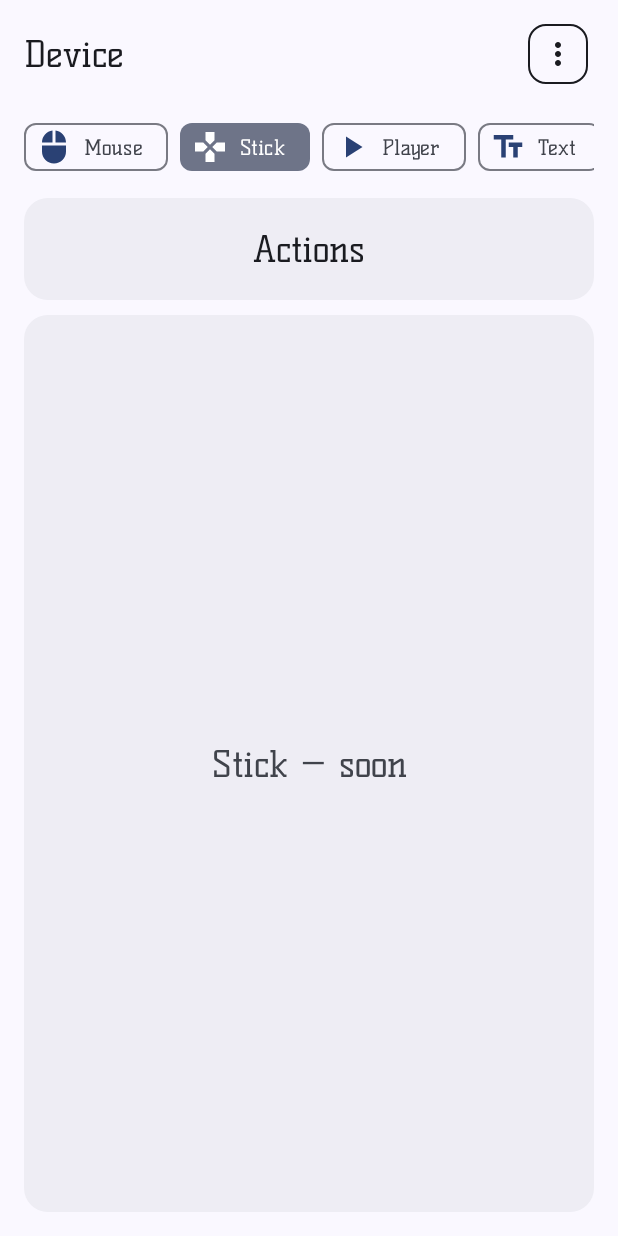
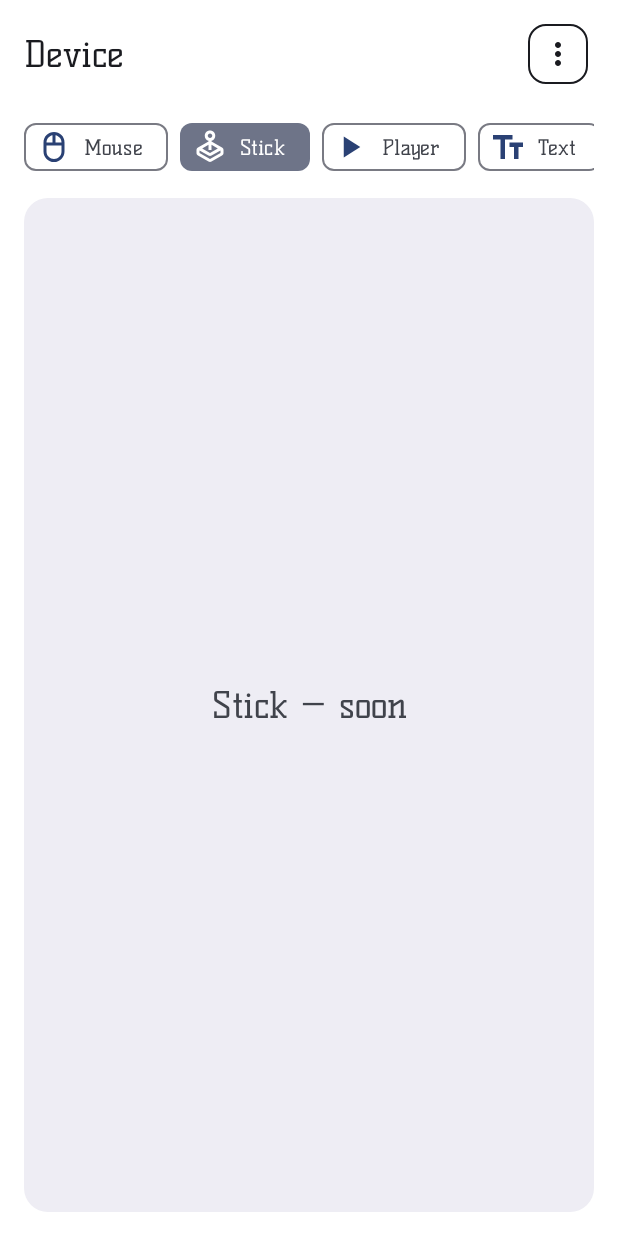
Before and after one commit to H1lp0p/RemoteMouse-android, an Android app built with Jetpack Compose: the ControlScreen screen opened through its navigation route, after a tap on "Stick", on a phone screen of 412 x 824 dp. Run offline under Robolectric (Android 15) with nearby library versions, the phone set to English and light mode, and no system bars; our stand-ins replace Dagger/Hilt's generated code, Room's generated code; libraries missing offline, so code that uses them is left out: com.jakewharton.retrofit2.

Commit message:
обновил экран тачпада

```diff
--- a/app/src/main/java/com/stuf/remotemouse/ui/control/ControlScreen.kt
+++ b/app/src/main/java/com/stuf/remotemouse/ui/control/ControlScreen.kt
@@ -12,27 +12,23 @@ import androidx.compose.foundation.layout.padding
 import androidx.compose.foundation.rememberScrollState
 import androidx.compose.foundation.shape.RoundedCornerShape
 import androidx.compose.material.icons.Icons
-import androidx.compose.material.icons.filled.Gamepad
 import androidx.compose.material.icons.filled.MoreVert
-import androidx.compose.material.icons.filled.Mouse
-import androidx.compose.material.icons.filled.PlayArrow
-import androidx.compose.material.icons.filled.TextFields
 import androidx.compose.material3.DropdownMenu
 import androidx.compose.material3.DropdownMenuItem
 import androidx.compose.material3.FilterChip
 import androidx.compose.material3.FilterChipDefaults
 import androidx.compose.material3.Icon
-import androidx.compose.material3.IconButton
 import androidx.compose.material3.IconButtonDefaults
 import androidx.compose.material3.MaterialTheme
 import androidx.compose.material3.OutlinedIconButton
+import androidx.compose.material3.Scaffold
 import androidx.compose.material3.Surface
 import androidx.compose.material3.Text
 import androidx.compose.runtime.Composable
 import androidx.compose.runtime.getValue
 import androidx.compose.ui.Alignment
 import androidx.compose.ui.Modifier
-import androidx.compose.ui.graphics.vector.ImageVector
+import androidx.compose.ui.res.painterResource
 import androidx.compose.ui.res.stringResource
 import androidx.compose.ui.unit.dp
 import androidx.hilt.navigation.compose.hiltViewModel
@@ -50,9 +46,13 @@ fun ControlScreen(
     val ui by viewModel.ui.collectAsStateWithLifecycle()
     val actions by viewModel.actions.collectAsStateWithLifecycle()
 
+    Scaffold(
+        containerColor = MaterialTheme.colorScheme.surfaceContainerLowest,
+    ) { padding ->
         Column(
             modifier = Modifier
                 .fillMaxSize()
+                .padding(padding)
                 .padding(horizontal = 16.dp)
                 .padding(top = 8.dp, bottom = 16.dp),
             verticalArrangement = Arrangement.spacedBy(10.dp),
@@ -79,7 +79,10 @@ fun ControlScreen(
                             contentColor = MaterialTheme.colorScheme.onSurface,
                         ),
                     ) {
-                    Icon(Icons.Default.MoreVert, contentDescription = stringResource(R.string.device_menu))
+                        Icon(
+                            Icons.Default.MoreVert,
+                            contentDescription = stringResource(R.string.device_menu),
+                        )
                     }
                     DropdownMenu(
                         expanded = ui.showDeviceMenu,
@@ -122,23 +125,6 @@ fun ControlScreen(
                 onSelect = viewModel::selectMode,
             )
 
-        Surface(
-            onClick = { viewModel.setActionsSheetVisible(true) },
-            modifier = Modifier
-                .fillMaxWidth()
-                .height(68.dp),
-            shape = RoundedCornerShape(16.dp),
-            color = MaterialTheme.colorScheme.surfaceContainer,
-        ) {
-            Box(contentAlignment = Alignment.Center) {
-                Text(
-                    text = stringResource(R.string.actions),
-                    style = MaterialTheme.typography.headlineSmall,
-                    color = MaterialTheme.colorScheme.onSurface,
-                )
-            }
-        }
-
             Box(
                 modifier = Modifier
                     .fillMaxWidth()
@@ -154,11 +140,13 @@ fun ControlScreen(
                         onScroll = viewModel::onScroll,
                         onLeftClick = viewModel::leftClick,
                         onRightClick = viewModel::rightClick,
+                        onOpenActions = { viewModel.setActionsSheetVisible(true) },
                         modifier = Modifier.fillMaxSize(),
                     )
                     ControlMode.Stick,
                     ControlMode.Player,
                     ControlMode.Text -> ControlModePlaceholder(mode = ui.mode)
+                }
             }
         }
     }
@@ -197,7 +185,7 @@ private fun ControlModeChips(
                 label = { Text(mode.label()) },
                 leadingIcon = {
                     Icon(
-                        imageVector = mode.icon(),
+                        painter = painterResource(mode.iconRes()),
                         contentDescription = null,
                     )
                 },
@@ -236,9 +224,9 @@ private fun ControlMode.label(): String = when (this) {
     ControlMode.Text -> stringResource(R.string.control_mode_text)
 }
 
-private fun ControlMode.icon(): ImageVector = when (this) {
-    ControlMode.Mouse -> Icons.Default.Mouse
-    ControlMode.Stick -> Icons.Default.Gamepad
-    ControlMode.Player -> Icons.Default.PlayArrow
-    ControlMode.Text -> Icons.Default.TextFields
+private fun ControlMode.iconRes(): Int = when (this) {
+    ControlMode.Mouse -> R.drawable.ic_control_mouse
+    ControlMode.Stick -> R.drawable.ic_control_stick
+    ControlMode.Player -> R.drawable.ic_control_player
+    ControlMode.Text -> R.drawable.ic_control_text
 }
--- a/app/src/main/java/com/stuf/remotemouse/ui/control/mouse/MouseControlPanel.kt
+++ b/app/src/main/java/com/stuf/remotemouse/ui/control/mouse/MouseControlPanel.kt
@@ -9,7 +9,6 @@ import androidx.compose.foundation.layout.Row
 import androidx.compose.foundation.layout.fillMaxSize
 import androidx.compose.foundation.layout.fillMaxWidth
 import androidx.compose.foundation.layout.height
-import androidx.compose.foundation.layout.padding
 import androidx.compose.foundation.shape.RoundedCornerShape
 import androidx.compose.material3.MaterialTheme
 import androidx.compose.material3.Surface
@@ -34,6 +33,7 @@ fun MouseControlPanel(
     onScroll: (Float) -> Unit,
     onLeftClick: () -> Unit,
     onRightClick: () -> Unit,
+    onOpenActions: () -> Unit,
     modifier: Modifier = Modifier,
 ) {
     val haptic = LocalHapticFeedback.current
@@ -42,6 +42,23 @@ fun MouseControlPanel(
         modifier = modifier.fillMaxSize(),
         verticalArrangement = Arrangement.spacedBy(10.dp),
     ) {
+        Surface(
+            onClick = onOpenActions,
+            modifier = Modifier
+                .fillMaxWidth()
+                .height(68.dp),
+            shape = RoundedCornerShape(16.dp),
+            color = MaterialTheme.colorScheme.surfaceContainer,
+        ) {
+            Box(contentAlignment = Alignment.Center) {
+                Text(
+                    text = stringResource(R.string.actions),
+                    style = MaterialTheme.typography.headlineSmall,
+                    color = MaterialTheme.colorScheme.onSurface,
+                )
+            }
+        }
+
         Surface(
             modifier = Modifier
                 .fillMaxWidth()
--- /dev/null
+++ b/app/src/main/res/drawable/ic_control_mouse.xml
@@ -0,0 +1,10 @@
+<?xml version="1.0" encoding="utf-8"?>
+<vector xmlns:android="http://schemas.android.com/apk/res/android"
+    android:width="24dp"
+    android:height="24dp"
+    android:viewportWidth="24"
+    android:viewportHeight="24">
+    <path
+        android:fillColor="#FFFFFFFF"
+        android:pathData="M12,22C10.0667,22 8.41667,21.3167 7.05,19.95C5.68333,18.5833 5,16.9333 5,15V9C5,7.06667 5.68333,5.41667 7.05,4.05C8.41667,2.68333 10.0667,2 12,2C13.9333,2 15.5833,2.68333 16.95,4.05C18.3167,5.41667 19,7.06667 19,9V15C19,16.9333 18.3167,18.5833 16.95,19.95C15.5833,21.3167 13.9333,22 12,22ZM13,9H17C17,7.8 16.6208,6.74167 15.8625,5.825C15.1042,4.90833 14.15,4.33333 13,4.1V9ZM7,9H11V4.1C9.85,4.33333 8.89583,4.90833 8.1375,5.825C7.37917,6.74167 7,7.8 7,9ZM12,20C13.3833,20 14.5625,19.5125 15.5375,18.5375C16.5125,17.5625 17,16.3833 17,15V11H7V15C7,16.3833 7.4875,17.5625 8.4625,18.5375C9.4375,19.5125 10.6167,20 12,20Z" />
+</vector>
--- /dev/null
+++ b/app/src/main/res/drawable/ic_control_player.xml
@@ -0,0 +1,15 @@
+<?xml version="1.0" encoding="utf-8"?>
+<vector xmlns:android="http://schemas.android.com/apk/res/android"
+    android:width="24dp"
+    android:height="24dp"
+    android:viewportWidth="24"
+    android:viewportHeight="24">
+    <!-- Figma play icon (11x14) centered in 24x24 -->
+    <group
+        android:translateX="6.5"
+        android:translateY="5">
+        <path
+            android:fillColor="#FFFFFFFF"
+            android:pathData="M0,14V0L11,7L0,14Z" />
+    </group>
+</vector>
--- /dev/null
+++ b/app/src/main/res/drawable/ic_control_stick.xml
@@ -0,0 +1,10 @@
+<?xml version="1.0" encoding="utf-8"?>
+<vector xmlns:android="http://schemas.android.com/apk/res/android"
+    android:width="24dp"
+    android:height="24dp"
+    android:viewportWidth="24"
+    android:viewportHeight="24">
+    <path
+        android:fillColor="#FFFFFFFF"
+        android:pathData="M6.8,13L12,16L17.2,13L13,10.575V14H11V10.575L6.8,13ZM11,8.275V7.85C10.2667,7.63333 9.66667,7.22083 9.2,6.6125C8.73333,6.00417 8.5,5.3 8.5,4.5C8.5,3.53333 8.84167,2.70833 9.525,2.025C10.2083,1.34167 11.0333,1 12,1C12.9667,1 13.7917,1.34167 14.475,2.025C15.1583,2.70833 15.5,3.53333 15.5,4.5C15.5,5.3 15.2667,6.00417 14.8,6.6125C14.3333,7.22083 13.7333,7.63333 13,7.85V8.275L20,12.3C20.3167,12.4833 20.5625,12.7292 20.7375,13.0375C20.9125,13.3458 21,13.6833 21,14.05V15.95C21,16.3167 20.9125,16.6542 20.7375,16.9625C20.5625,17.2708 20.3167,17.5167 20,17.7L13,21.725C12.6833,21.9083 12.35,22 12,22C11.65,22 11.3167,21.9083 11,21.725L4,17.7C3.68333,17.5167 3.4375,17.2708 3.2625,16.9625C3.0875,16.6542 3,16.3167 3,15.95V14.05C3,13.6833 3.0875,13.3458 3.2625,13.0375C3.4375,12.7292 3.68333,12.4833 4,12.3L11,8.275ZM11,17.725L5,14.275V15.95L12,20L19,15.95V14.275L13,17.725C12.6833,17.9083 12.35,18 12,18C11.65,18 11.3167,17.9083 11,17.725ZM13.0625,5.5625C13.3542,5.27083 13.5,4.91667 13.5,4.5C13.5,4.08333 13.3542,3.72917 13.0625,3.4375C12.7708,3.14583 12.4167,3 12,3C11.5833,3 11.2292,3.14583 10.9375,3.4375C10.6458,3.72917 10.5,4.08333 10.5,4.5C10.5,4.91667 10.6458,5.27083 10.9375,5.5625C11.2292,5.85417 11.5833,6 12,6C12.4167,6 12.7708,5.85417 13.0625,5.5625Z" />
+</vector>
--- /dev/null
+++ b/app/src/main/res/drawable/ic_control_text.xml
@@ -0,0 +1,15 @@
+<?xml version="1.0" encoding="utf-8"?>
+<vector xmlns:android="http://schemas.android.com/apk/res/android"
+    android:width="24dp"
+    android:height="24dp"
+    android:viewportWidth="24"
+    android:viewportHeight="24">
+    <!-- Figma Tt icon (20x16) centered in 24x24 -->
+    <group
+        android:translateX="2"
+        android:translateY="4">
+        <path
+            android:fillColor="#FFFFFFFF"
+            android:pathData="M5,16V3H0V0H13V3H8V16H5ZM14,16V8H11V5H20V8H17V16H14Z" />
+    </group>
+</vector>
```
Also changed, not shown: app/src/main/java/com/stuf/remotemouse/data/remote/CommandSocket.kt (+71 -3 lines). Lines whose indentation alone changed are shown as unchanged.
